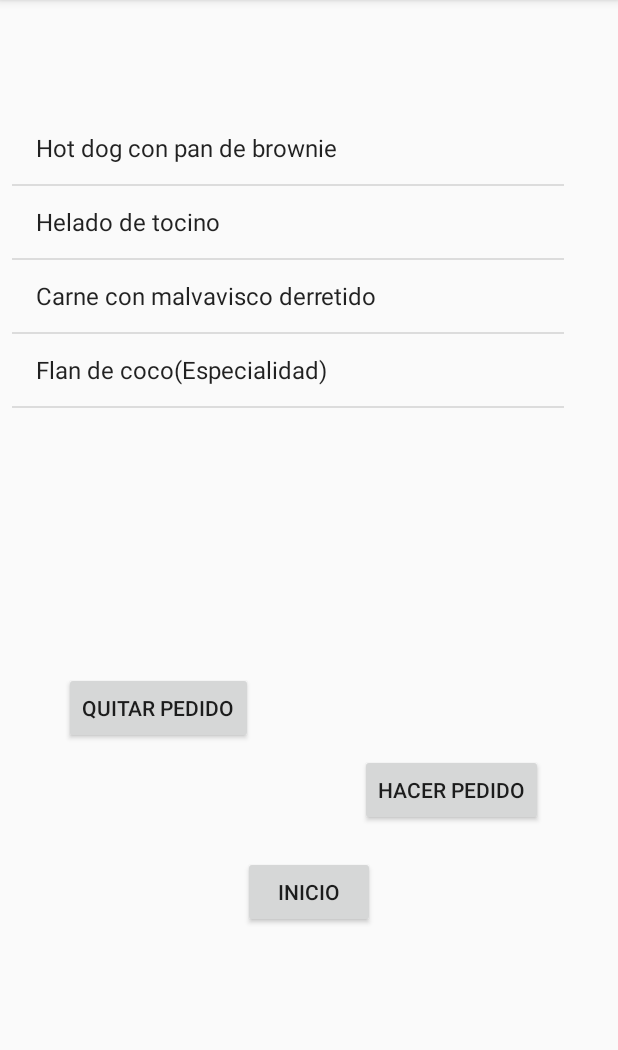
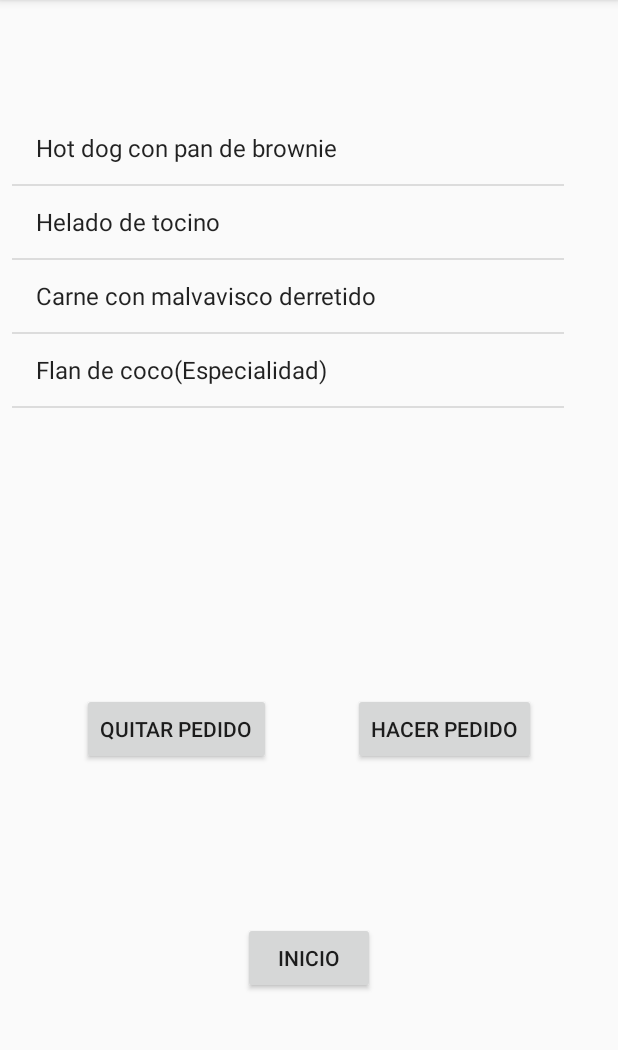
Before and after one commit to JoeBlock99/LabPlataformas, an Android app: the Activity3 screen opened directly, with no data from a screen before it, on a phone screen of 412 x 824 dp, the part 84-1134 px from its top. Run offline under Robolectric (Android 15) with nearby library versions, the phone set to English and light mode, and no system bars.

Commit message:
mas detalles

```diff
--- a/app/src/main/res/layout/activity_1.xml
+++ b/app/src/main/res/layout/activity_1.xml
@@ -57,6 +57,6 @@
         android:layout_width="wrap_content"
         android:layout_height="wrap_content"
         android:orientation="vertical"
-        app:layout_constraintGuide_begin="20dp" />
+        app:layout_constraintGuide_begin="0dp" />
 
 </android.support.constraint.ConstraintLayout>
--- a/app/src/main/res/layout/activity_3.xml
+++ b/app/src/main/res/layout/activity_3.xml
@@ -27,15 +27,10 @@
         android:id="@+id/button4"
         android:layout_width="wrap_content"
         android:layout_height="wrap_content"
-        android:layout_marginStart="34dp"
-        android:layout_marginLeft="34dp"
-        android:layout_marginTop="36dp"
-        android:layout_marginEnd="31dp"
-        android:layout_marginRight="31dp"
-        android:layout_marginBottom="20dp"
         android:text="Quitar Pedido"
         app:layout_constraintBottom_toTopOf="@+id/button6"
         app:layout_constraintEnd_toStartOf="@+id/button5"
+        app:layout_constraintHorizontal_bias="0.5"
         app:layout_constraintStart_toStartOf="parent"
         app:layout_constraintTop_toBottomOf="@+id/lista2" />
 
@@ -43,15 +38,10 @@
         android:id="@+id/button5"
         android:layout_width="wrap_content"
         android:layout_height="wrap_content"
-        android:layout_marginStart="31dp"
-        android:layout_marginLeft="31dp"
-        android:layout_marginTop="36dp"
-        android:layout_marginEnd="41dp"
-        android:layout_marginRight="41dp"
-        android:layout_marginBottom="107dp"
         android:text="Hacer Pedido"
-        app:layout_constraintBottom_toBottomOf="parent"
+        app:layout_constraintBottom_toTopOf="@+id/button6"
         app:layout_constraintEnd_toEndOf="parent"
+        app:layout_constraintHorizontal_bias="0.5"
         app:layout_constraintStart_toEndOf="@+id/button4"
         app:layout_constraintTop_toBottomOf="@+id/lista2" />
 
@@ -59,16 +49,11 @@
         android:id="@+id/button6"
         android:layout_width="wrap_content"
         android:layout_height="wrap_content"
-        android:layout_marginStart="148dp"
-        android:layout_marginLeft="148dp"
-        android:layout_marginTop="104dp"
-        android:layout_marginEnd="148dp"
-        android:layout_marginRight="148dp"
-        android:layout_marginBottom="39dp"
         android:text="Inicio"
         app:layout_constraintBottom_toBottomOf="parent"
         app:layout_constraintEnd_toEndOf="parent"
+        app:layout_constraintHorizontal_bias="0.5"
         app:layout_constraintStart_toStartOf="parent"
-        app:layout_constraintTop_toBottomOf="@+id/lista2" />
+        app:layout_constraintTop_toBottomOf="@+id/button4" />
 
 </android.support.constraint.ConstraintLayout>
--- a/app/src/main/res/values/ic_launcher_background.xml
+++ b/app/src/main/res/values/ic_launcher_background.xml
@@ -1,4 +1,4 @@
 <?xml version="1.0" encoding="utf-8"?>
 <resources>
-    <color name="ic_launcher_background">#FFFCF9</color>
+    <color name="ic_launcher_background">#fefefe</color>
 </resources>
```
Also changed, not shown: app/src/main/res/layout/activity_2.xml (+1 -6 lines).
